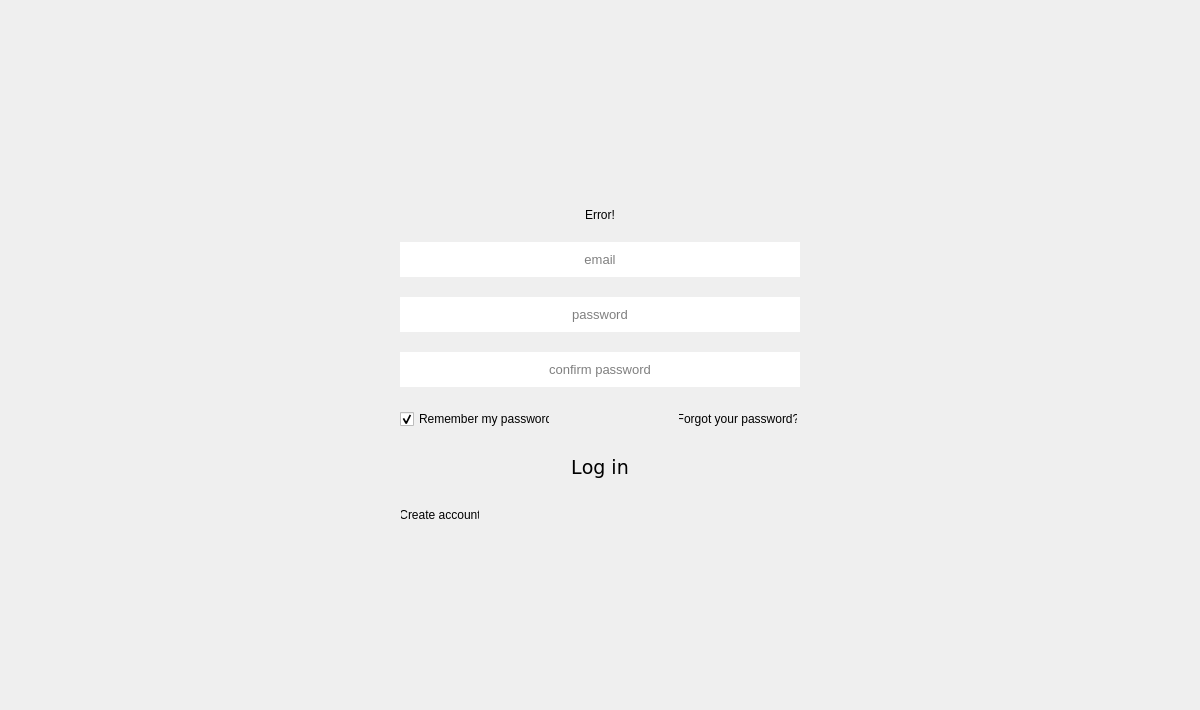
Above: parser-test/loginwindow.ui from JerryShe/O-Reader before the change. Below: the same form after it.
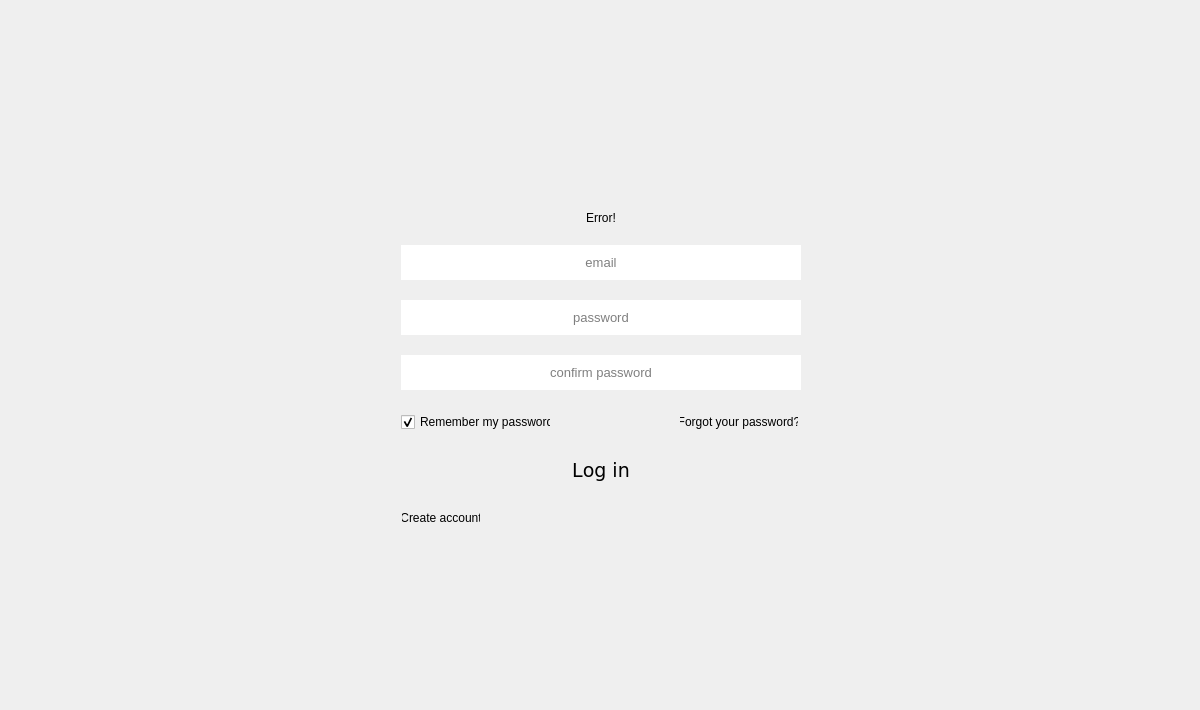
That is the form after the change. Icons and pictures are not drawn.

Patch:
```diff
--- a/parser-test/loginwindow.ui
+++ b/parser-test/loginwindow.ui
@@ -34,10 +34,10 @@
      <number>2</number>
     </property>
     <property name="topMargin">
-     <number>5</number>
+     <number>0</number>
     </property>
     <property name="rightMargin">
-     <number>2</number>
+     <number>0</number>
     </property>
     <property name="bottomMargin">
      <number>2</number>
@@ -48,13 +48,16 @@
     <item row="0" column="2">
      <layout class="QHBoxLayout" name="TopButtons">
       <property name="spacing">
-       <number>10</number>
+       <number>0</number>
       </property>
       <property name="sizeConstraint">
        <enum>QLayout::SetNoConstraint</enum>
       </property>
       <property name="rightMargin">
-       <number>10</number>
+       <number>0</number>
+      </property>
+      <property name="bottomMargin">
+       <number>5</number>
       </property>
       <item>
        <spacer name="topRightHorizontalSpacer">
@@ -73,14 +76,14 @@
        <widget class="QPushButton" name="min_button">
         <property name="minimumSize">
          <size>
-          <width>20</width>
-          <height>20</height>
+          <width>25</width>
+          <height>25</height>
          </size>
         </property>
         <property name="maximumSize">
          <size>
-          <width>20</width>
-          <height>20</height>
+          <width>25</width>
+          <height>25</height>
          </size>
         </property>
         <property name="font">
@@ -123,14 +126,14 @@
        <widget class="QPushButton" name="full_size_button">
         <property name="minimumSize">
          <size>
-          <width>20</width>
-          <height>20</height>
+          <width>25</width>
+          <height>25</height>
          </size>
         </property>
         <property name="maximumSize">
          <size>
-          <width>20</width>
-          <height>20</height>
+          <width>25</width>
+          <height>25</height>
          </size>
         </property>
         <property name="font">
@@ -173,14 +176,14 @@
        <widget class="QPushButton" name="exit_button">
         <property name="minimumSize">
          <size>
-          <width>20</width>
-          <height>20</height>
+          <width>25</width>
+          <height>25</height>
          </size>
         </property>
         <property name="maximumSize">
          <size>
-          <width>20</width>
-          <height>20</height>
+          <width>25</width>
+          <height>25</height>
          </size>
         </property>
         <property name="sizeIncrement">
```
